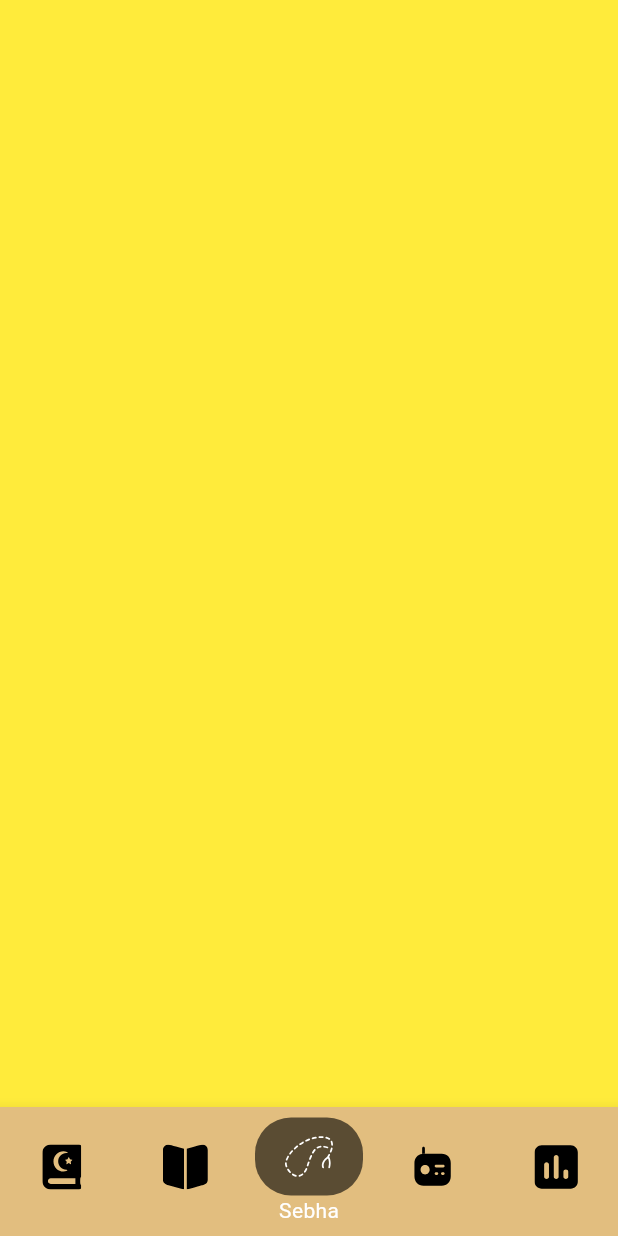
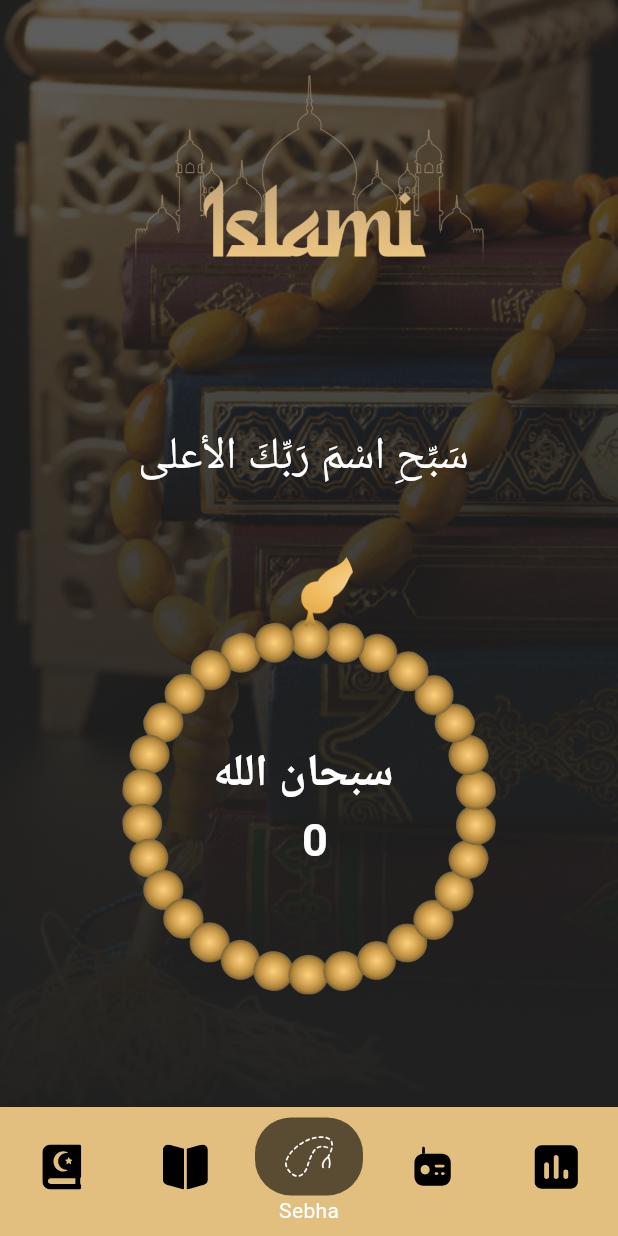
Before and after one commit to fathy1122/islamic, a Flutter app: the screen it shows after launch, item 3 of the bottom bar chosen, on a phone screen of 412 x 824 dp. Run offline on Flutter 3.47's test engine with Material 3 defaults, Android fonts, the phone set to English and light mode, and no system bars; our stand-ins replace animate_do, flutter_svg, shared_preferences, smooth_page_indicator.

Commit message:
create layout screen create quran screen create onboarding screen create sura screen add color quran details quran card sura models add skip button most recently search sebha screen

```diff
--- a/lib/modules/layout/pages/quran.dart
+++ b/lib/modules/layout/pages/quran.dart
@@ -8,6 +8,7 @@ import 'package:islamic/modules/layout/pages/quran_details.dart';
 import 'package:islamic/widgets/most_recently.dart';
 import 'package:islamic/widgets/quran_card.dart';
 import 'package:shared_preferences/shared_preferences.dart';
+
 // import 'package:shared_preferences/shared_preferences.dart';
 
 class Quran extends StatefulWidget {
--- a/lib/modules/layout/pages/sebha.dart
+++ b/lib/modules/layout/pages/sebha.dart
@@ -1,12 +1,126 @@
 import 'package:flutter/material.dart';
+import 'package:islamic/core/themes/app_colors.dart';
 
-class Sebha extends StatelessWidget {
-  const Sebha({super.key});
+class Sebha extends StatefulWidget {
+  @override
+  _SebhaState createState() => _SebhaState();
+}
+
+class _SebhaState extends State<Sebha> {
+  int _pressCount = 0;
+  static int count=0;
+  double _rotationAngle = 0.0;
+  final int _totalPressesForFullRotation = 33;
+List<String> tsbeh=[
+  'سبحان الله ',
+  'الحمد لله',
+  ' الله اكبر ',
+];
+  void _handleButtonPress() {
+    setState(() {
+      if(_pressCount==33){
+        _pressCount=0;
+        count++;
+      }
+      if(count==3){
+        count=0;
+      }
+      _pressCount++;
+      // احسب الزاوية بناءً على عدد الضغطات
+      _rotationAngle = (_pressCount % _totalPressesForFullRotation) *
+          (360.0 / _totalPressesForFullRotation);
+    });
+  }
 
   @override
   Widget build(BuildContext context) {
-    return Container(
-      color: Colors.yellow,
+    return Scaffold(
+
+
+      body: Container(
+        width: double.infinity,
+        decoration: BoxDecoration(
+          image: DecorationImage(image: AssetImage('assets/images/Background (1).png',),fit:BoxFit.cover )
+        ),
+        child: Column(
+          mainAxisAlignment: MainAxisAlignment.center,
+          children: [
+            SizedBox(height: 50,),
+        Image.asset('assets/images/Group 31.png',width: 250,),
+            Spacer(),
+            Text('سَبِّحِ اسْمَ رَبِّكَ الأعلى ',
+            style: TextStyle(
+              fontSize: 30,
+              color: AppColors.white,
+            ),),
+            Spacer(),
+            Stack(
+              alignment: Alignment.center,
+              children: [
+                // الصورة الثابتة في المركز
+                InkWell(
+                  onTap:  _handleButtonPress,
+                  child: Container(
+                    width: 250,
+                    height: 250,
+                    decoration: BoxDecoration(
+                      shape: BoxShape.circle,
+
+                      image: DecorationImage(
+                        image:AssetImage('assets/images/SebhaBody 1 (1).png'),
+                        fit: BoxFit.cover,
+                      ),
+                    ),
+                    child: Center(
+                      child: Column(
+                        crossAxisAlignment: CrossAxisAlignment.center,
+                        mainAxisAlignment: MainAxisAlignment.center,
+                        children: [
+                          Text(tsbeh[count] , style: TextStyle(fontSize: 30,
+                          color: AppColors.white,
+                              fontWeight: FontWeight.bold
+                      ),),
+                          Text(
+                            ' $_pressCount' ,
+                            style: TextStyle(fontSize: 30,
+                                color: AppColors.white,
+                              fontWeight: FontWeight.bold
+
+                            ),
+                          ),
+                        ],
+                      ),
+                    ),
+                  ),
+                ),
+
+                // الصورة الدوارة
+                Transform.rotate(
+                  angle: _rotationAngle * (3.14159265359 / 180), // تحويل الزاوية إلى راديان
+                  child: Transform.translate(
+                    offset: Offset(0, -150), // المسافة من المركز
+                    child: Container(
+                      width: 60,
+                      height: 60,
+                      decoration: BoxDecoration(
+                        shape: BoxShape.circle,
+                        image: DecorationImage(
+                          image: AssetImage('assets/images/Group 37.png'),
+                          fit: BoxFit.cover,
+                        ),
+                      ),
+                    ),
+                  ),
+                ),
+              ],
+            ),
+
+      SizedBox(height: 75,)
+
+
+          ],
+        ),
+      ),
     );
   }
 }
```
Also changed, not shown: assets/images/Background (1).png (added), assets/images/Group 37.png (added), assets/images/SebhaBody 1 (1).png (added).
